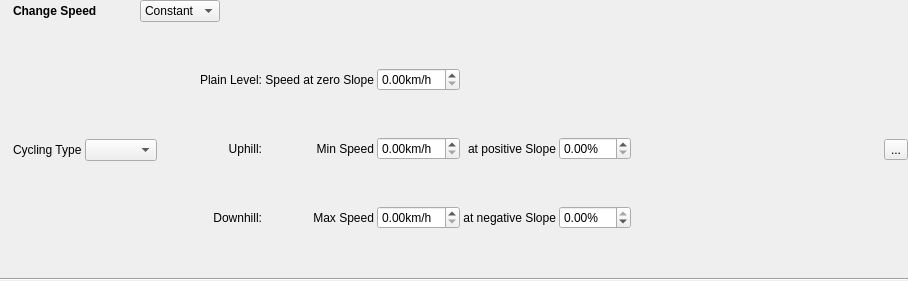
The window that src/gis/trk/filter/IFilterSpeed.ui (Maproom/qmapshack) describes before a commit, drawn with Qt 5.
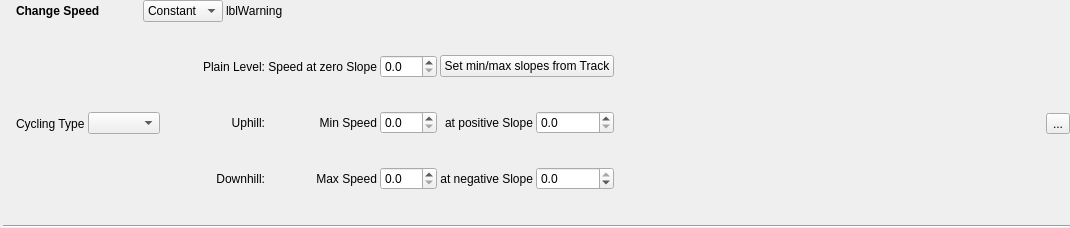
The same window after the commit. Icons and pictures are not drawn.

Commit message: GUI update; GetMinMaxSlopes implemented; handling of invalid slopes.

```diff
--- a/src/gis/trk/filter/IFilterSpeed.ui
+++ b/src/gis/trk/filter/IFilterSpeed.ui
@@ -9,13 +9,13 @@
    <rect>
     <x>0</x>
     <y>0</y>
-    <width>908</width>
-    <height>281</height>
+    <width>1070</width>
+    <height>228</height>
    </rect>
   </property>
   <property name="maximumSize">
    <size>
-    <width>1070</width>
+    <width>16777215</width>
     <height>16777215</height>
    </size>
   </property>
@@ -23,8 +23,11 @@
    <string>Form</string>
   </property>
   <layout class="QGridLayout" name="gridLayout">
+   <property name="sizeConstraint">
+    <enum>QLayout::SetDefaultConstraint</enum>
+   </property>
    <property name="leftMargin">
-    <number>0</number>
+    <number>3</number>
    </property>
    <property name="topMargin">
     <number>0</number>
@@ -85,6 +88,13 @@
        </item>
       </widget>
      </item>
+     <item>
+      <widget class="QLabel" name="lblWarning">
+       <property name="text">
+        <string>lblWarning</string>
+       </property>
+      </widget>
+     </item>
      <item>
       <spacer name="horizontalSpacer_4">
        <property name="orientation">
@@ -258,7 +268,16 @@
             <item row="1" column="2">
              <widget class="QDoubleSpinBox" name="plainSpeed">
               <property name="suffix">
-               <string>km/h</string>
+               <string/>
+              </property>
+              <property name="decimals">
+               <number>1</number>
+              </property>
+              <property name="maximum">
+               <double>100.000000000000000</double>
+              </property>
+              <property name="singleStep">
+               <double>0.100000000000000</double>
               </property>
              </widget>
             </item>
@@ -315,17 +334,32 @@
             <item row="2" column="4">
              <widget class="QDoubleSpinBox" name="slopeAtMinSpeed">
               <property name="suffix">
-               <string>%</string>
+               <string/>
+              </property>
+              <property name="decimals">
+               <number>1</number>
               </property>
               <property name="maximum">
                <double>45.000000000000000</double>
               </property>
+              <property name="singleStep">
+               <double>0.100000000000000</double>
+              </property>
              </widget>
             </item>
             <item row="3" column="2">
              <widget class="QDoubleSpinBox" name="maxSpeed">
               <property name="suffix">
-               <string>km/h</string>
+               <string/>
+              </property>
+              <property name="decimals">
+               <number>1</number>
+              </property>
+              <property name="maximum">
+               <double>100.000000000000000</double>
+              </property>
+              <property name="singleStep">
+               <double>0.100000000000000</double>
               </property>
              </widget>
             </item>
@@ -342,7 +376,10 @@
             <item row="3" column="4">
              <widget class="QDoubleSpinBox" name="slopeAtMaxSpeed">
               <property name="suffix">
-               <string>%</string>
+               <string/>
+              </property>
+              <property name="decimals">
+               <number>1</number>
               </property>
               <property name="minimum">
                <double>-45.000000000000000</double>
@@ -350,12 +387,34 @@
               <property name="maximum">
                <double>0.000000000000000</double>
               </property>
+              <property name="singleStep">
+               <double>0.100000000000000</double>
+              </property>
              </widget>
             </item>
             <item row="2" column="2">
              <widget class="QDoubleSpinBox" name="minSpeed">
               <property name="suffix">
-               <string>km/h</string>
+               <string/>
+              </property>
+              <property name="decimals">
+               <number>1</number>
+              </property>
+              <property name="maximum">
+               <double>100.000000000000000</double>
+              </property>
+              <property name="singleStep">
+               <double>0.100000000000000</double>
+              </property>
+             </widget>
+            </item>
+            <item row="1" column="3" colspan="2">
+             <widget class="QPushButton" name="pbSetMinMaxSlope">
+              <property name="toolTip">
+               <string>&lt;html&gt;&lt;head/&gt;&lt;body&gt;&lt;p&gt;User definied positive and negative slope values will be replaced by the minimum and maximum slope values from the track.&lt;/p&gt;&lt;/body&gt;&lt;/html&gt;</string>
+              </property>
+              <property name="text">
+               <string>Set min/max slopes from Track</string>
               </property>
              </widget>
             </item>
@@ -377,19 +436,6 @@
          </item>
         </layout>
        </item>
-       <item row="1" column="2">
-        <spacer name="horizontalSpacer_3">
-         <property name="orientation">
-          <enum>Qt::Horizontal</enum>
-         </property>
-         <property name="sizeHint" stdset="0">
-          <size>
-           <width>40</width>
-           <height>20</height>
-          </size>
-         </property>
-        </spacer>
-       </item>
       </layout>
      </widget>
      <widget class="QWidget" name="pgeHiking">
@@ -436,6 +482,13 @@
      </property>
     </widget>
    </item>
+   <item row="2" column="1" colspan="5">
+    <widget class="Line" name="line">
+     <property name="orientation">
+      <enum>Qt::Horizontal</enum>
+     </property>
+    </widget>
+   </item>
    <item row="1" column="5">
     <widget class="QToolButton" name="toolApply">
      <property name="toolTip">
@@ -456,12 +509,18 @@
      </property>
     </widget>
    </item>
-   <item row="2" column="1" colspan="5">
-    <widget class="Line" name="line">
+   <item row="1" column="4">
+    <spacer name="horizontalSpacer_3">
      <property name="orientation">
       <enum>Qt::Horizontal</enum>
      </property>
-    </widget>
+     <property name="sizeHint" stdset="0">
+      <size>
+       <width>40</width>
+       <height>20</height>
+      </size>
+     </property>
+    </spacer>
    </item>
   </layout>
  </widget>
```
Left out of the diff: 10 changed lines with no effect on the pictures. The commit also changes 14 other files.
